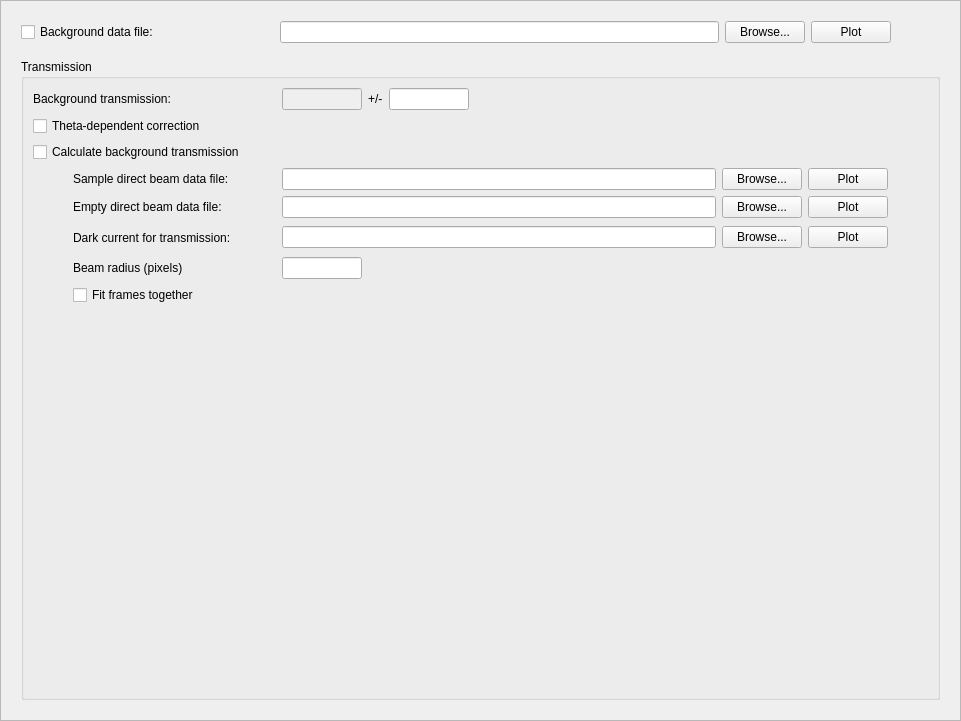
First picture: the form in Code/Mantid/scripts/Interface/ui/sans/eqsans_background.ui, repository mantidproject/mantid, before the edit.
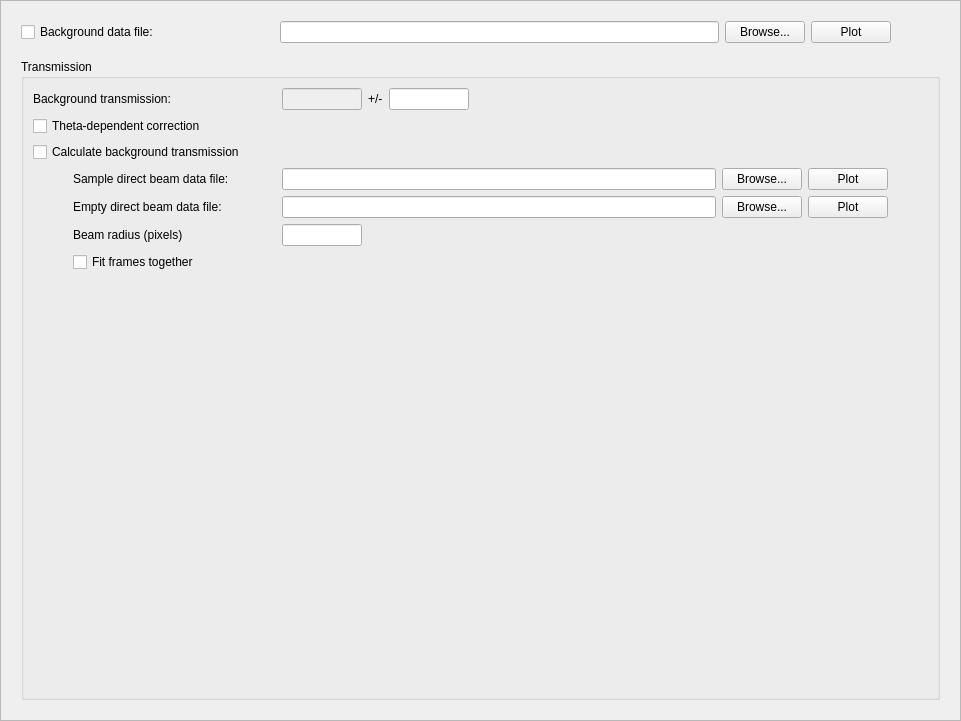
Second picture: the form after the edit.

Commit message: Tie bck transmission dark current to sample dark current. Re #3371

```diff
--- a/Code/Mantid/scripts/Interface/ui/sans/eqsans_background.ui
+++ b/Code/Mantid/scripts/Interface/ui/sans/eqsans_background.ui
@@ -525,148 +525,6 @@
             </item>
            </layout>
           </item>
-          <item>
-           <layout class="QHBoxLayout" name="horizontalLayout_3">
-            <item>
-             <spacer name="horizontalSpacer_7">
-              <property name="orientation">
-               <enum>Qt::Horizontal</enum>
-              </property>
-              <property name="sizeType">
-               <enum>QSizePolicy::Fixed</enum>
-              </property>
-              <property name="sizeHint" stdset="0">
-               <size>
-                <width>40</width>
-                <height>20</height>
-               </size>
-              </property>
-             </spacer>
-            </item>
-            <item>
-             <widget class="QLabel" name="trans_dark_current_label">
-              <property name="sizePolicy">
-               <sizepolicy hsizetype="Fixed" vsizetype="Fixed">
-                <horstretch>0</horstretch>
-                <verstretch>0</verstretch>
-               </sizepolicy>
-              </property>
-              <property name="minimumSize">
-               <size>
-                <width>203</width>
-                <height>27</height>
-               </size>
-              </property>
-              <property name="maximumSize">
-               <size>
-                <width>203</width>
-                <height>27</height>
-               </size>
-              </property>
-              <property name="text">
-               <string>Dark current for transmission:</string>
-              </property>
-             </widget>
-            </item>
-            <item>
-             <widget class="QLineEdit" name="trans_dark_current_edit">
-              <property name="sizePolicy">
-               <sizepolicy hsizetype="Expanding" vsizetype="Fixed">
-                <horstretch>0</horstretch>
-                <verstretch>0</verstretch>
-               </sizepolicy>
-              </property>
-              <property name="minimumSize">
-               <size>
-                <width>300</width>
-                <height>0</height>
-               </size>
-              </property>
-              <property name="maximumSize">
-               <size>
-                <width>16777215</width>
-                <height>16777215</height>
-               </size>
-              </property>
-              <property name="toolTip">
-               <string>Enter a valid file path to be used for the dark current data.</string>
-              </property>
-             </widget>
-            </item>
-            <item>
-             <widget class="QPushButton" name="trans_dark_current_button">
-              <property name="sizePolicy">
-               <sizepolicy hsizetype="Fixed" vsizetype="Fixed">
-                <horstretch>0</horstretch>
-                <verstretch>0</verstretch>
-               </sizepolicy>
-              </property>
-              <property name="minimumSize">
-               <size>
-                <width>0</width>
-                <height>0</height>
-               </size>
-              </property>
-              <property name="maximumSize">
-               <size>
-                <width>16777215</width>
-                <height>16777215</height>
-               </size>
-              </property>
-              <property name="toolTip">
-               <string>Click to browse.</string>
-              </property>
-              <property name="text">
-               <string>Browse...</string>
-              </property>
-             </widget>
-            </item>
-            <item>
-             <widget class="QPushButton" name="trans_dark_current_plot_button">
-              <property name="sizePolicy">
-               <sizepolicy hsizetype="Fixed" vsizetype="Fixed">
-                <horstretch>0</horstretch>
-                <verstretch>0</verstretch>
-               </sizepolicy>
-              </property>
-              <property name="minimumSize">
-               <size>
-                <width>0</width>
-                <height>0</height>
-               </size>
-              </property>
-              <property name="maximumSize">
-               <size>
-                <width>16777215</width>
-                <height>16777215</height>
-               </size>
-              </property>
-              <property name="toolTip">
-               <string>Click to plot data 2D data.</string>
-              </property>
-              <property name="text">
-               <string>Plot</string>
-              </property>
-             </widget>
-            </item>
-            <item>
-             <spacer name="horizontalSpacer_6">
-              <property name="orientation">
-               <enum>Qt::Horizontal</enum>
-              </property>
-              <property name="sizeType">
-               <enum>QSizePolicy::Fixed</enum>
-              </property>
-              <property name="sizeHint" stdset="0">
-               <size>
-                <width>40</width>
-                <height>20</height>
-               </size>
-              </property>
-             </spacer>
-            </item>
-           </layout>
-          </item>
           <item>
            <layout class="QHBoxLayout" name="horizontalLayout_6">
             <item>
```
The commit also changes 6 other files.
